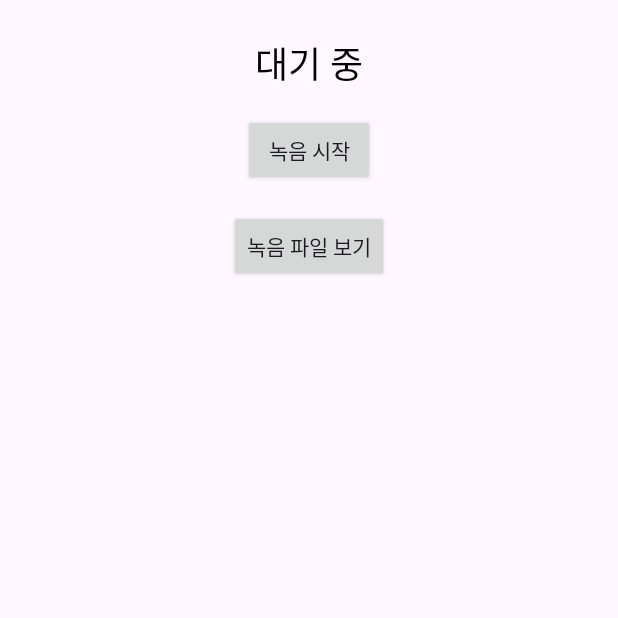
After one commit to largeblueberry/AiCompose, an Android app: the RecordActivity screen opened directly, with no data from a screen before it, on a phone screen of 412 x 824 dp, the top half of it. The commit adds this screen. Run offline under Robolectric (Android 15) with nearby library versions, the phone set to English and light mode, and no system bars; our stand-ins replace Room's generated code.

Commit message:
[feat] 녹음 후 저장화면 ui 개발 완료 리사이클러 뷰 활용

```diff
--- /dev/null
+++ b/app/src/main/java/com/largeblueberry/aicompose/record/database/AudioRecordDao.kt
@@ -0,0 +1,19 @@
+package com.largeblueberry.aicompose.record.database
+
+import androidx.room.Dao
+import androidx.room.Delete
+import androidx.room.Insert
+import androidx.room.Query
+import kotlinx.coroutines.flow.Flow
+
+@Dao
+interface AudioRecordDao {
+    @Query("SELECT * FROM audio_records ORDER BY timestamp DESC")
+    fun getAllRecords(): Flow<List<AudioRecordEntity>>
+
+    @Insert
+    suspend fun insertRecord(record: AudioRecordEntity)
+
+    @Delete
+    suspend fun deleteRecord(record: AudioRecordEntity)
+}
--- /dev/null
+++ b/app/src/main/res/layout/activity_record.xml
@@ -0,0 +1,81 @@
+<?xml version="1.0" encoding="utf-8"?>
+<androidx.constraintlayout.widget.ConstraintLayout xmlns:android="http://schemas.android.com/apk/res/android"
+    xmlns:app="http://schemas.android.com/apk/res-auto"
+    android:id="@+id/recordLayout"
+    android:layout_width="match_parent"
+    android:layout_height="match_parent"
+    android:padding="24dp">
+
+    <!-- 녹음 상태 텍스트 -->
+    <TextView
+        android:id="@+id/textRecordingState"
+        android:layout_width="wrap_content"
+        android:layout_height="wrap_content"
+        android:text="대기 중"
+        android:textSize="24sp"
+        android:textColor="@android:color/black"
+        android:layout_marginBottom="16dp"
+        app:layout_constraintTop_toTopOf="parent"
+        app:layout_constraintStart_toStartOf="parent"
+        app:layout_constraintEnd_toEndOf="parent" />
+
+    <!-- 녹음 상태 ProgressBar -->
+    <ProgressBar
+        android:id="@+id/progressRecording"
+        style="?android:attr/progressBarStyleHorizontal"
+        android:layout_width="0dp"
+        android:layout_height="wrap_content"
+        android:indeterminate="true"
+        android:visibility="gone"
+        android:layout_marginBottom="16dp"
+        app:layout_constraintTop_toBottomOf="@id/textRecordingState"
+        app:layout_constraintStart_toStartOf="parent"
+        app:layout_constraintEnd_toEndOf="parent" />
+
+    <!-- 녹음 시작 버튼 -->
+    <android.widget.Button
+        android:id="@+id/btnRecord"
+        android:layout_width="wrap_content"
+        android:layout_height="wrap_content"
+        android:text="녹음 시작"
+        android:layout_marginTop="16dp"
+        app:layout_constraintTop_toBottomOf="@id/progressRecording"
+        app:layout_constraintStart_toStartOf="parent"
+        app:layout_constraintEnd_toEndOf="parent" />
+
+    <!-- 녹음 중지 버튼 -->
+    <android.widget.Button
+        android:id="@+id/btnStop"
+        android:layout_width="wrap_content"
+        android:layout_height="wrap_content"
+        android:text="녹음 중지"
+        android:visibility="gone"
+        android:layout_marginTop="16dp"
+        app:layout_constraintTop_toBottomOf="@id/btnRecord"
+        app:layout_constraintStart_toStartOf="parent"
+        app:layout_constraintEnd_toEndOf="parent" />
+
+    <!-- 저장 버튼 -->
+    <android.widget.Button
+        android:id="@+id/btnSave"
+        android:layout_width="wrap_content"
+        android:layout_height="wrap_content"
+        android:text="저장"
+        android:visibility="gone"
+        android:layout_marginTop="16dp"
+        app:layout_constraintTop_toBottomOf="@id/btnStop"
+        app:layout_constraintStart_toStartOf="parent"
+        app:layout_constraintEnd_toEndOf="parent" />
+
+    <!-- 녹음된 파일 보기 버튼 -->
+    <android.widget.Button
+        android:id="@+id/btnViewRecordings"
+        android:layout_width="wrap_content"
+        android:layout_height="wrap_content"
+        android:text="녹음 파일 보기"
+        android:layout_marginTop="16dp"
+        app:layout_constraintTop_toBottomOf="@id/btnSave"
+        app:layout_constraintStart_toStartOf="parent"
+        app:layout_constraintEnd_toEndOf="parent" />
+
+</androidx.constraintlayout.widget.ConstraintLayout>
--- a/build.gradle.kts
+++ b/build.gradle.kts
@@ -2,4 +2,5 @@
 plugins {
     alias(libs.plugins.android.application) apply false
     alias(libs.plugins.kotlin.android) apply false
+    id("com.google.devtools.ksp") version "1.9.24-1.0.20" apply false
 }
--- a/gradle/libs.versions.toml
+++ b/gradle/libs.versions.toml
@@ -9,6 +9,7 @@ appcompat = "1.7.0"
 material = "1.12.0"
 activity = "1.10.1"
 constraintlayout = "2.2.1"
+compose = "1.5.10"
 
 [libraries]
 androidx-core-ktx = { group = "androidx.core", name = "core-ktx", version.ref = "coreKtx" }
@@ -20,6 +21,7 @@ material = { group = "com.google.android.material", name = "material", version.r
 androidx-activity = { group = "androidx.activity", name = "activity", version.ref = "activity" }
 androidx-constraintlayout = { group = "androidx.constraintlayout", name = "constraintlayout", version.ref = "constraintlayout" }
 
+
 [plugins]
 android-application = { id = "com.android.application", version.ref = "agp" }
 kotlin-android = { id = "org.jetbrains.kotlin.android", version.ref = "kotlin" }
```
Also changed, not shown: app/build.gradle.kts (+25 -3 lines), app/src/main/AndroidManifest.xml (+8 -0 lines), app/src/main/java/com/largeblueberry/aicompose/MainActivity.kt (+21 -7 lines), app/src/main/java/com/largeblueberry/aicompose/database/UI/AudioRecordAdapter.kt (added, +66 -0 lines), app/src/main/java/com/largeblueberry/aicompose/database/UI/AudioRecordDataActivity.kt (added, +80 -0 lines), app/src/main/java/com/largeblueberry/aicompose/database/UI/AudioRecordViewModel.kt (added, +46 -0 lines), app/src/main/java/com/largeblueberry/aicompose/database/UI/AudioRecordViewModelFactory.kt (added, +15 -0 lines), app/src/main/java/com/largeblueberry/aicompose/record/RecordActivity.kt (added, +175 -0 lines), app/src/main/java/com/largeblueberry/aicompose/record/UI/AudioPlayer.kt (added, +39 -0 lines), app/src/main/java/com/largeblueberry/aicompose/record/database/AudioDatabase.kt (added, +28 -0 lines), app/src/main/java/com/largeblueberry/aicompose/record/database/AudioRecordEntity.kt (added, +13 -0 lines), app/src/main/res/layout/activity_main.xml (+16 -5 lines), app/src/main/res/layout/activity_record_data.xml (added, +30 -0 lines), app/src/main/res/layout/databaseitem.xml (added, +52 -0 lines), 1 more files.
